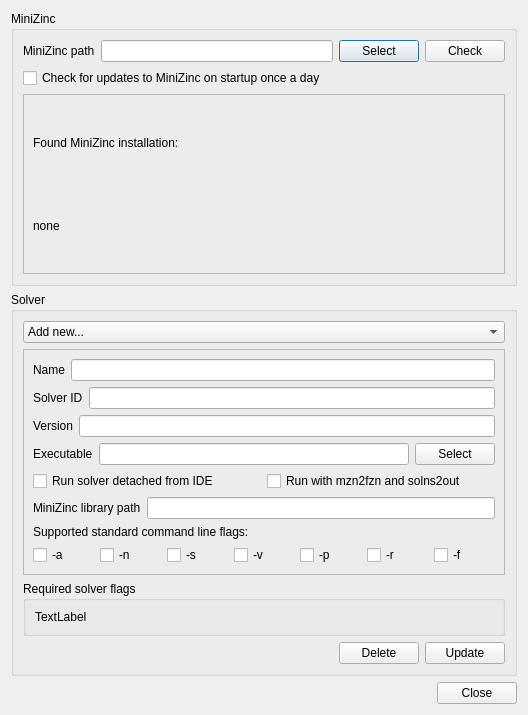
Above: MiniZincIDE/solverdialog.ui from MiniZinc/MiniZincIDE before the change. Below: the same form after it.
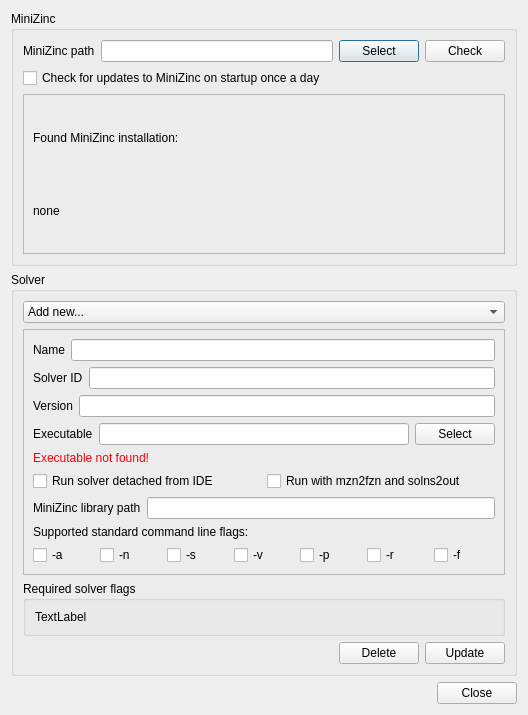
That is the form after the change.

Commit message: Use resolved paths for executables, and create error dialog when binaries can't be found. Also update solver config view whenever update button is clicked.

Diff of the .ui file:
```diff
--- a/MiniZincIDE/solverdialog.ui
+++ b/MiniZincIDE/solverdialog.ui
@@ -213,6 +213,16 @@
            </item>
           </layout>
          </item>
+         <item>
+          <widget class="QLabel" name="exeNotFoundLabel">
+           <property name="text">
+            <string>&lt;html&gt;&lt;head/&gt;&lt;body&gt;&lt;p&gt;&lt;span style=&quot; color:#fc0107;&quot;&gt;Executable not found!&lt;/span&gt;&lt;/p&gt;&lt;/body&gt;&lt;/html&gt;</string>
+           </property>
+           <property name="textFormat">
+            <enum>Qt::RichText</enum>
+           </property>
+          </widget>
+         </item>
          <item>
           <layout class="QHBoxLayout" name="horizontalLayout_10">
            <item>
```
The commit also changes 3 other files.
